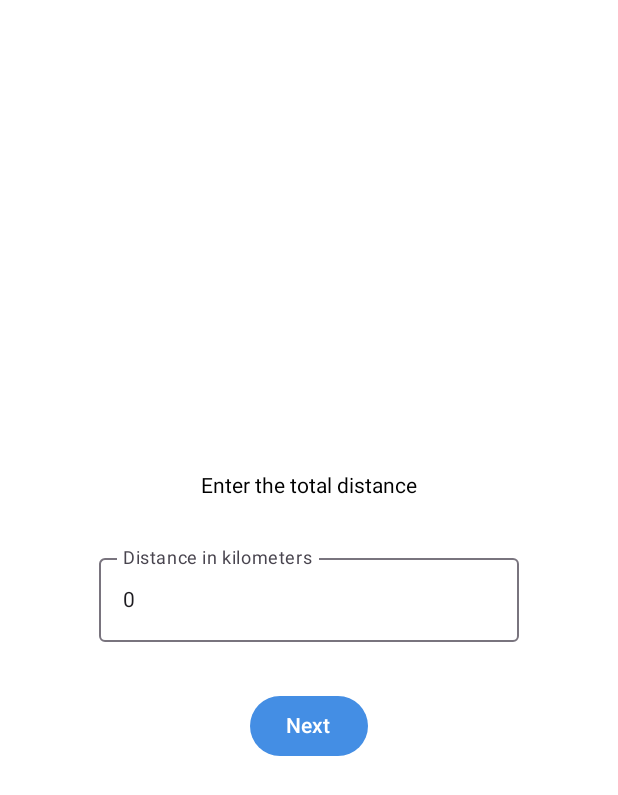
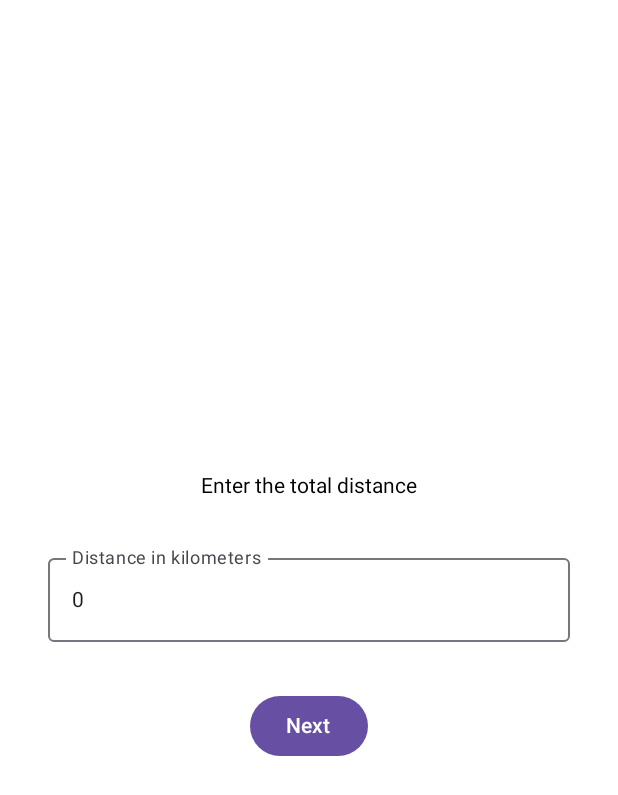
Before and after one commit to AmrNasserSaad/BM_Compose_Projects---Profile-Card-layout, an Android app built with Jetpack Compose: the @Preview function DistanceScreenPreview, on a phone screen of 412 x 824 dp. Shown: the top 795 px of the screen. Run offline under Robolectric (Android 15) with nearby library versions, the phone set to English and light mode, and no system bars.

Commit message:
finish the trip calculator app

```diff
--- a/app/build.gradle.kts
+++ b/app/build.gradle.kts
@@ -66,4 +66,8 @@ dependencies {
     androidTestImplementation(libs.androidx.ui.test.junit4)
     debugImplementation(libs.androidx.ui.tooling)
     debugImplementation(libs.androidx.ui.test.manifest)
+
+    // navigation
+    // Jetpack Compose Integration
+    implementation(libs.androidx.navigation.compose)
 }
--- a/app/src/main/java/com/example/profilecardlayout/MainActivity.kt
+++ b/app/src/main/java/com/example/profilecardlayout/MainActivity.kt
@@ -4,9 +4,7 @@ import android.os.Bundle
 import androidx.activity.ComponentActivity
 import androidx.activity.compose.setContent
 import androidx.activity.enableEdgeToEdge
-import com.example.profilecardlayout.compose.SingleScreenApps.JokeWithTextAndButton
-import com.example.profilecardlayout.compose.SingleScreenApps.LoginScreenBM
-import com.example.profilecardlayout.compose.apps.TripCalculatorApp.FirstScreen
+import com.example.profilecardlayout.compose.apps.tripCalculatorApp.AppNavHost
 import com.example.profilecardlayout.ui.theme.ProfileCardLayoutTheme
 
 class MainActivity : ComponentActivity() {
@@ -15,7 +13,7 @@ class MainActivity : ComponentActivity() {
         enableEdgeToEdge()
         setContent {
             ProfileCardLayoutTheme {
-                FirstScreen()
+                AppNavHost()
             }
         }
     }
--- /dev/null
+++ b/app/src/main/java/com/example/profilecardlayout/compose/CommonUI.kt
@@ -0,0 +1,61 @@
+package com.example.profilecardlayout.compose
+
+import androidx.annotation.StringRes
+import androidx.compose.foundation.layout.Arrangement
+import androidx.compose.foundation.layout.Column
+import androidx.compose.foundation.layout.fillMaxSize
+import androidx.compose.foundation.layout.fillMaxWidth
+import androidx.compose.foundation.layout.padding
+import androidx.compose.foundation.text.KeyboardOptions
+import androidx.compose.material3.Button
+import androidx.compose.material3.OutlinedTextField
+import androidx.compose.material3.Text
+import androidx.compose.runtime.Composable
+import androidx.compose.runtime.getValue
+import androidx.compose.runtime.mutableStateOf
+import androidx.compose.runtime.remember
+import androidx.compose.runtime.setValue
+import androidx.compose.ui.Alignment
+import androidx.compose.ui.Modifier
+import androidx.compose.ui.res.stringResource
+import androidx.compose.ui.text.input.KeyboardType
+import androidx.compose.ui.unit.dp
+import com.example.profilecardlayout.R
+
+@Composable
+fun DataEntry(
+    @StringRes text: Int,
+    @StringRes fieldLabel: Int,
+    modifier: Modifier = Modifier,
+    isTimeInput: Boolean = false,
+    onClick: (String) -> Unit,
+) {
+    Column(
+        horizontalAlignment = Alignment.CenterHorizontally,
+        verticalArrangement = Arrangement.Center,
+        modifier = modifier.fillMaxSize()
+    ) {
+        Text(text = stringResource(text))
+
+        var textField by remember { mutableStateOf("0") }
+        OutlinedTextField(
+            //The value of the text field is set to the "remembered" value
+            value = textField,
+            //'value' contains the new value
+            onValueChange = { value ->
+                textField = if (isTimeInput) value.filter { it.isDigit() } else value
+            },
+            label = {
+                Text(text = stringResource(fieldLabel))
+            },
+            keyboardOptions = KeyboardOptions(keyboardType = KeyboardType.Number),
+
+            modifier = modifier
+                .fillMaxWidth()
+                .padding(all = 32.dp)
+        )
+        Button(onClick = { onClick(textField) }) {
+            Text(text = stringResource(R.string.next))
+        }
+    }
+}
--- a/app/src/main/java/com/example/profilecardlayout/compose/apps/TripCalculatorApp/DistanceScreen.kt
+++ /dev/null
@@ -1,63 +0,0 @@
-package com.example.profilecardlayout.compose.apps.TripCalculatorApp
-
-import androidx.compose.foundation.layout.Arrangement
-import androidx.compose.foundation.layout.Column
-import androidx.compose.foundation.layout.fillMaxSize
-import androidx.compose.foundation.layout.padding
-import androidx.compose.foundation.text.KeyboardOptions
-import androidx.compose.material3.Button
-import androidx.compose.material3.ButtonDefaults
-import androidx.compose.material3.OutlinedTextField
-import androidx.compose.material3.Text
-import androidx.compose.runtime.Composable
-import androidx.compose.runtime.getValue
-import androidx.compose.runtime.mutableStateOf
-import androidx.compose.runtime.remember
-import androidx.compose.runtime.setValue
-import androidx.compose.ui.Alignment
-import androidx.compose.ui.Modifier
-import androidx.compose.ui.res.stringResource
-import androidx.compose.ui.text.input.KeyboardType
-import androidx.compose.ui.tooling.preview.Preview
-import androidx.compose.ui.unit.dp
-import com.example.profilecardlayout.R
-import com.example.profilecardlayout.ui.theme.DarkBlue
-
-@Composable
-fun DistanceScreen(modifier: Modifier = Modifier) {
-    Column(
-        verticalArrangement = Arrangement.Center,
-        horizontalAlignment = Alignment.CenterHorizontally,
-        modifier = modifier.fillMaxSize()
-    ) {
-        Text(text = stringResource(id = R.string.enter_the_total_distance))
-
-        var distanceField by remember { mutableStateOf("0") }
-        OutlinedTextField(
-            value = distanceField,
-            onValueChange = { distanceField = it },
-            label = {
-                Text(
-                    text = stringResource(id = R.string.distance_in_kilometers),
-                )
-            },
-            keyboardOptions = KeyboardOptions(keyboardType = KeyboardType.Decimal),
-            modifier = modifier.padding(32.dp)
-        )
-        Button(
-            onClick = {},
-            colors = ButtonDefaults.buttonColors(DarkBlue),
-            modifier = modifier
-                .align(Alignment.CenterHorizontally)
-        ) {
-            Text(text = stringResource(id = R.string.next))
-        }
-
-    }
-}
-
-@Preview(showBackground = true)
-@Composable
-private fun DistanceScreenPreview() {
-    DistanceScreen()
-}
--- /dev/null
+++ b/app/src/main/java/com/example/profilecardlayout/compose/apps/tripCalculatorApp/DistanceScreen.kt
@@ -0,0 +1,35 @@
+package com.example.profilecardlayout.compose.apps.tripCalculatorApp
+
+import androidx.compose.runtime.Composable
+import androidx.compose.ui.Modifier
+import androidx.compose.ui.tooling.preview.Preview
+import androidx.navigation.NavController
+import androidx.navigation.compose.rememberNavController
+import com.example.profilecardlayout.R
+import com.example.profilecardlayout.compose.DataEntry
+import com.example.profilecardlayout.compose.apps.tripCalculatorApp.AppRoutes.TIME
+
+@Composable
+fun DistanceScreen(
+    navController: NavController,
+    modifier: Modifier = Modifier
+) {
+
+    DataEntry(
+        text = R.string.enter_the_total_distance,
+        fieldLabel = R.string.distance_in_kilometers,
+        modifier = modifier
+    ) { distanceField ->
+
+        val distance = distanceField.toFloat()
+        navController.navigate("$TIME/$distance")
+
+    }
+
+}
+
+@Preview(showBackground = true)
+@Composable
+private fun DistanceScreenPreview() {
+    DistanceScreen(rememberNavController())
+}
--- a/gradle/libs.versions.toml
+++ b/gradle/libs.versions.toml
@@ -8,9 +8,11 @@ espressoCore = "3.6.1"
 lifecycleRuntimeKtx = "2.6.1"
 activityCompose = "1.9.0"
 composeBom = "2024.04.01"
+navigationCompose = "2.7.7"
 
 [libraries]
 androidx-core-ktx = { group = "androidx.core", name = "core-ktx", version.ref = "coreKtx" }
+androidx-navigation-compose = { module = "androidx.navigation:navigation-compose", version.ref = "navigationCompose" }
 junit = { group = "junit", name = "junit", version.ref = "junit" }
 androidx-junit = { group = "androidx.test.ext", name = "junit", version.ref = "junitVersion" }
 androidx-espresso-core = { group = "androidx.test.espresso", name = "espresso-core", version.ref = "espressoCore" }
```
Also changed, not shown: app/src/main/java/com/example/profilecardlayout/compose/apps/TripCalculatorApp/TestAnimationCar.kt (deleted, +0 -53 lines), app/src/main/java/com/example/profilecardlayout/compose/apps/tripCalculatorApp/AppRoutes.kt (added, +67 -0 lines), app/src/main/java/com/example/profilecardlayout/compose/apps/tripCalculatorApp/FirstScreen.kt (renamed from app/src/main/java/com/example/profilecardlayout/compose/apps/TripCalculatorApp/FirstScreen.kt, +7 -3 lines), app/src/main/java/com/example/profilecardlayout/compose/apps/tripCalculatorApp/TimeScreen.kt (added, +38 -0 lines), app/src/main/java/com/example/profilecardlayout/compose/apps/tripCalculatorApp/TraficCalculator.kt (added, +94 -0 lines), app/src/main/java/com/example/profilecardlayout/compose/apps/tripCalculatorApp/TripPriceScreen.kt (added, +100 -0 lines).
